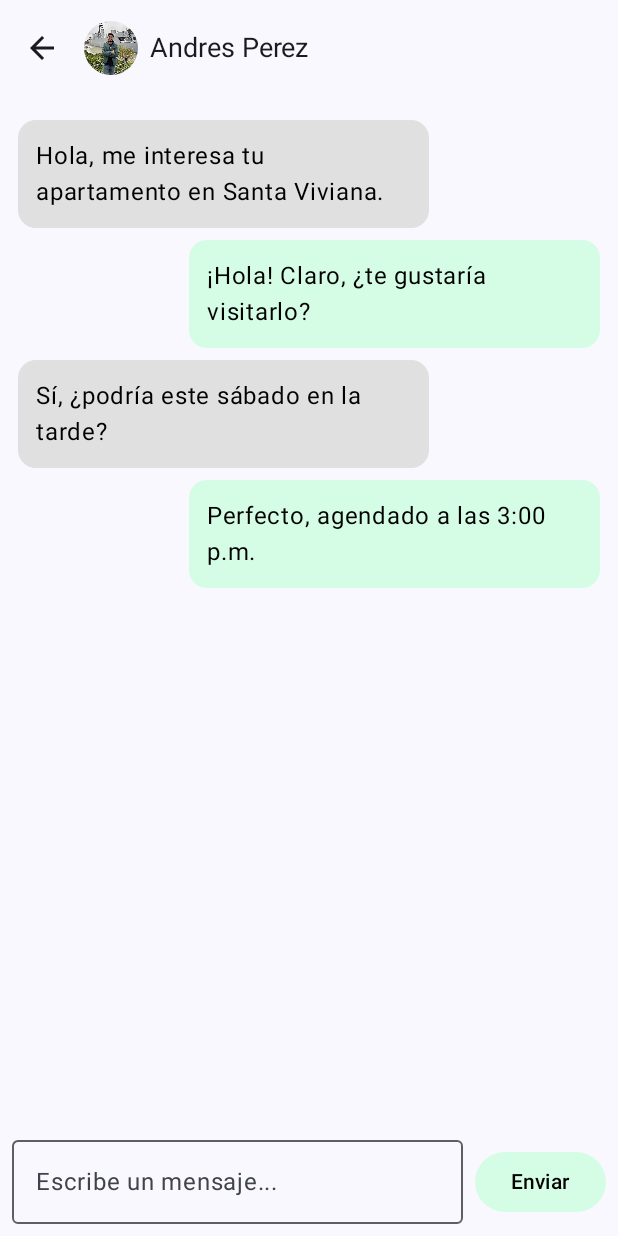
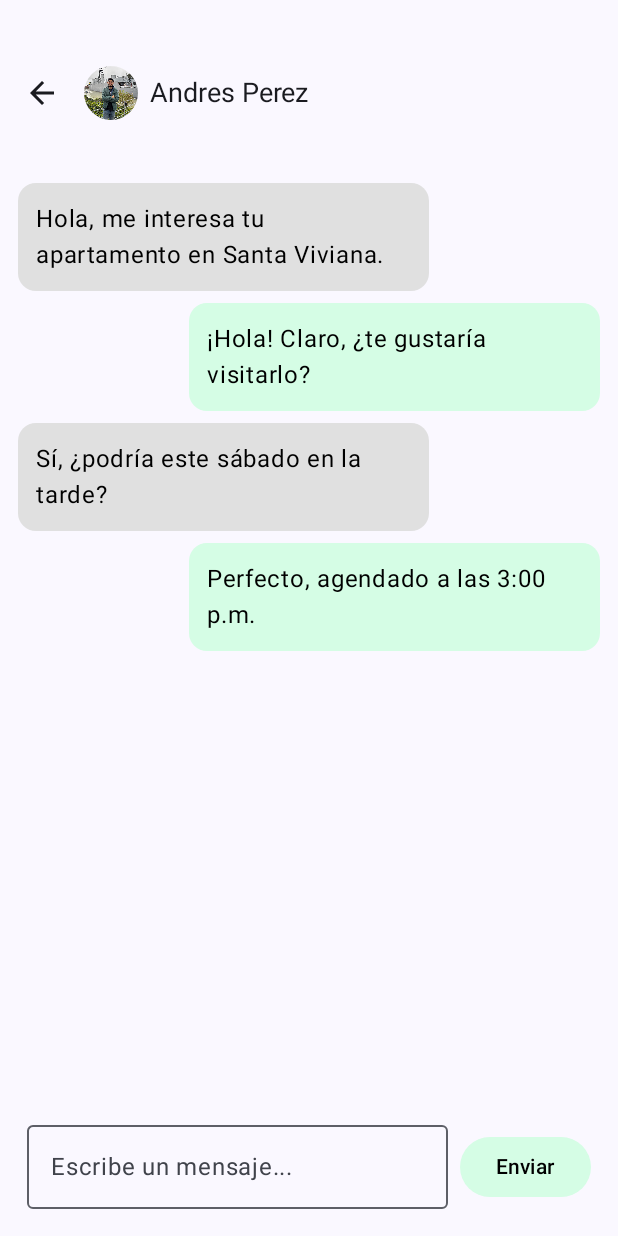
Before and after one commit to PUJ-ICM-2312/Roots, an Android app built with Jetpack Compose: the composable ChatScreen shown on its own in the app's theme, on a phone screen of 412 x 824 dp. Run offline under Robolectric (Android 15) with nearby library versions, the phone set to English and light mode, and no system bars.

Commit message:
minor fixes to MessageScrenn and ChatScreen

```diff
--- a/Roots/app/build.gradle.kts
+++ b/Roots/app/build.gradle.kts
@@ -60,5 +60,6 @@ dependencies {
     implementation("io.coil-kt:coil-compose:2.4.0")
     implementation("io.coil-kt:coil-gif:2.4.0")
     implementation("androidx.compose.animation:animation:1.5.1")
+    implementation("androidx.compose.material3:material3:1.1.2")
 
 }
--- a/Roots/app/src/main/java/com/example/roots/MainActivity.kt
+++ b/Roots/app/src/main/java/com/example/roots/MainActivity.kt
@@ -29,7 +29,7 @@ class MainActivity : ComponentActivity() {
                 }*/
                 // Para probar la pantalla que hagan, deben primero crearla en la carpeta screens
                 // Luego poner el nombre acá abajo, así cuando se corra esta vaina, se abre esa pantalla
-                AddPropertyScreen()
+                ChatScreen()
             }
         }
     }
@@ -42,11 +42,3 @@ fun Greeting(name: String, modifier: Modifier = Modifier) {
         modifier = modifier
     )
 }
-
-@Preview(showBackground = true)
-@Composable
-fun GreetingPreview() {
-    RootsTheme {
-        AddPropertyScreen()
-    }
-}
--- a/Roots/app/src/main/java/com/example/roots/screens/ChatScreen.kt
+++ b/Roots/app/src/main/java/com/example/roots/screens/ChatScreen.kt
@@ -3,10 +3,10 @@ package com.example.roots.screens
 import androidx.compose.foundation.Image
 import androidx.compose.foundation.background
 import androidx.compose.foundation.layout.*
-import androidx.compose.foundation.rememberScrollState
+import androidx.compose.foundation.lazy.LazyColumn
+import androidx.compose.foundation.lazy.items
 import androidx.compose.foundation.shape.CircleShape
 import androidx.compose.foundation.shape.RoundedCornerShape
-import androidx.compose.foundation.verticalScroll
 import androidx.compose.material.icons.Icons
 import androidx.compose.material.icons.filled.ArrowBack
 import androidx.compose.material3.*
@@ -18,22 +18,32 @@ import androidx.compose.ui.graphics.Color
 import androidx.compose.ui.layout.ContentScale
 import androidx.compose.ui.res.painterResource
 import androidx.compose.ui.text.input.TextFieldValue
+import androidx.compose.ui.tooling.preview.Preview
 import androidx.compose.ui.unit.dp
 import androidx.compose.ui.unit.sp
 import com.example.roots.R
+import com.example.roots.ui.theme.RootsTheme
 
+@OptIn(ExperimentalMaterial3Api::class)
 @Composable
 fun ChatScreen(
     username: String = "Andres Perez",
-    userImage: Int = R.drawable.usuario1, // temporal, puede ser perfil
+    userImage: Int = R.drawable.usuario1,
     onBack: () -> Unit = {}
 ) {
     var messageText by remember { mutableStateOf(TextFieldValue("")) }
 
+    val messages = listOf(
+        Message("Hola, me interesa tu apartamento en Santa Viviana.", false),
+        Message("¡Hola! Claro, ¿te gustaría visitarlo?", true),
+        Message("Sí, ¿podría este sábado en la tarde?", false),
+        Message("Perfecto, agendado a las 3:00 p.m.", true)
+    )
+
     Scaffold(
         topBar = {
-            @OptIn(ExperimentalMaterial3Api::class)
             TopAppBar(
+                modifier = Modifier.padding(top = 30.dp),
                 title = {
                     Row(verticalAlignment = Alignment.CenterVertically) {
                         Image(
@@ -59,7 +69,7 @@ fun ChatScreen(
             Row(
                 modifier = Modifier
                     .fillMaxWidth()
-                    .padding(8.dp),
+                    .padding(18.dp),
                 verticalAlignment = Alignment.CenterVertically
             ) {
                 OutlinedTextField(
@@ -68,11 +78,11 @@ fun ChatScreen(
                     placeholder = { Text("Escribe un mensaje...") },
                     modifier = Modifier
                         .weight(1f)
-                        .padding(end = 8.dp) // ← aquí estaba el error
+                        .padding(end = 8.dp)
                 )
                 Button(
                     onClick = {
-                        // Aquí podrías enviar el mensaje (agregarlo a una lista, etc.)
+                        // Aquí podrías agregar el mensaje a una lista mutable
                         messageText = TextFieldValue("")
                     },
                     shape = RoundedCornerShape(50),
@@ -82,20 +92,25 @@ fun ChatScreen(
                 }
             }
         }
-
-    ) {
+    ) { innerPadding ->
         Column(
             modifier = Modifier
-                .padding(it)
-                .padding(12.dp)
-                .verticalScroll(rememberScrollState())
+                .padding(innerPadding)
                 .fillMaxSize()
+                .navigationBarsPadding()
+                .padding(horizontal = 12.dp)
         ) {
-            // Simulación de mensajes anteriores
-            ChatBubble("Hola, me interesa tu apartamento en Santa Viviana.", isMine = false)
-            ChatBubble("¡Hola! Claro, ¿te gustaría visitarlo?", isMine = true)
-            ChatBubble("Sí, ¿podría este sábado en la tarde?", isMine = false)
-            ChatBubble("Perfecto, agendado a las 3:00 p.m.", isMine = true)
+            // ✅ LazyColumn dentro de Column con weight para que TopBar y BottomBar queden fijos
+            LazyColumn(
+                modifier = Modifier
+                    .weight(1f)
+                    .fillMaxWidth(),
+                contentPadding = PaddingValues(top = 24.dp, bottom = 16.dp)
+            ) {
+                items(messages) { msg ->
+                    ChatBubble(text = msg.text, isMine = msg.isMine)
+                }
+            }
         }
     }
 }
@@ -121,3 +136,13 @@ fun ChatBubble(text: String, isMine: Boolean) {
         }
     }
 }
+
+data class Message(val text: String, val isMine: Boolean)
+
+@Preview(showBackground = true)
+@Composable
+fun ChatScreenPreview() {
+    RootsTheme {
+        ChatScreen()
+    }
+}
--- a/Roots/app/src/main/java/com/example/roots/screens/MessagesScreen.kt
+++ b/Roots/app/src/main/java/com/example/roots/screens/MessagesScreen.kt
@@ -32,10 +32,12 @@ fun MessagesScreen() {
                 .verticalScroll(rememberScrollState())
                 .padding(16.dp)
         ) {
+            Spacer(modifier = Modifier.height(24.dp))
             Text(
                 text = "Mis Inmuebles",
                 fontSize = 24.sp,
-                fontWeight = FontWeight.Bold
+                fontWeight = FontWeight.Bold,
+                modifier = Modifier.align(Alignment.CenterHorizontally)
             )
 
             Spacer(modifier = Modifier.height(16.dp))
```
